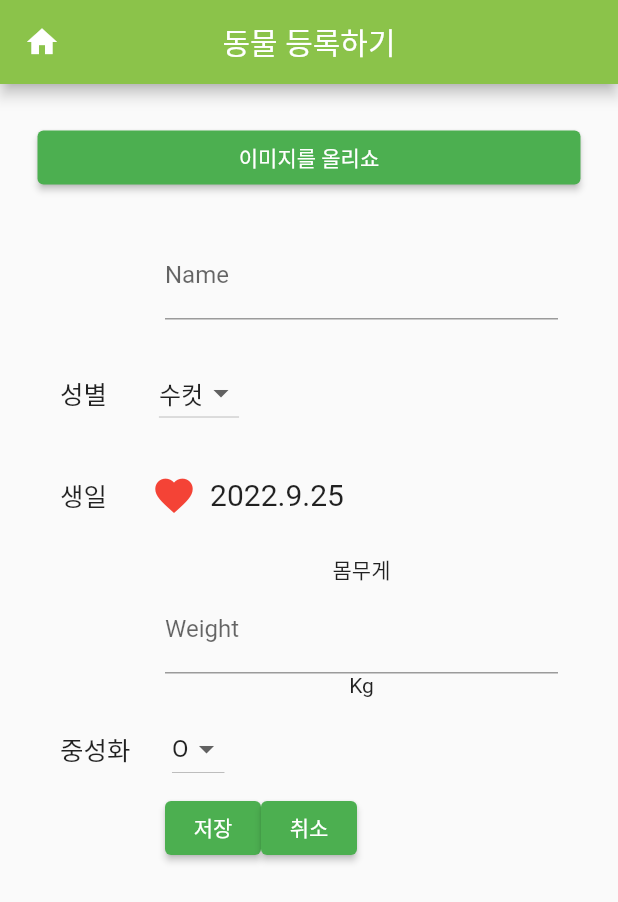
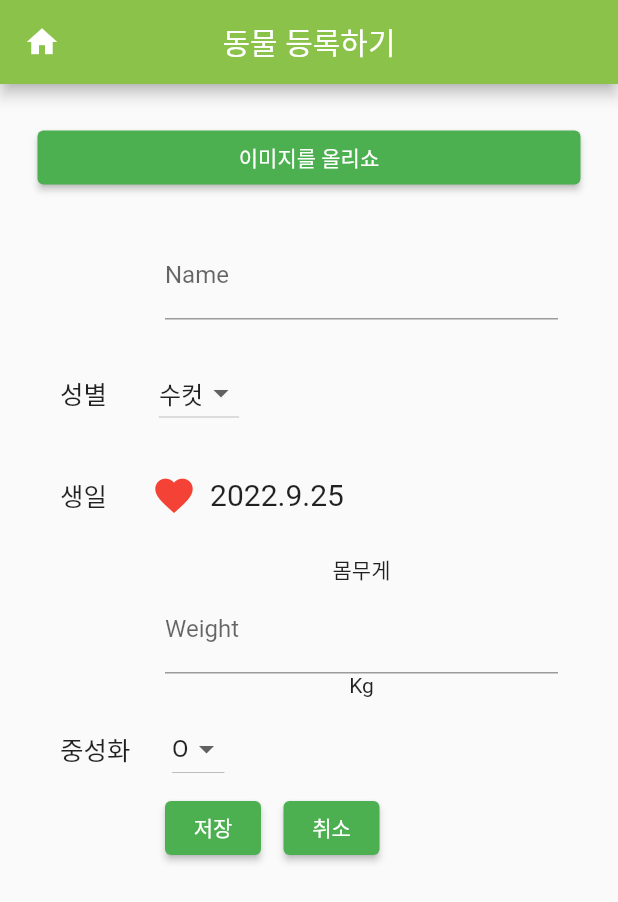
Before and after one commit to lsuinl/Ahri_manager, a Flutter app: the StartScreen screen opened directly, on a phone screen of 412 x 824 dp. Shown: the top 902 px of the screen. Run offline on Flutter 3.47's test engine with Material 2 defaults, Android fonts, the phone set to English and light mode, and no system bars; our stand-ins replace geolocator, google_maps_flutter, image_picker, webview_flutter.

Commit message:
before change StartScreen

```diff
--- a/lib/main.dart
+++ b/lib/main.dart
@@ -6,7 +6,7 @@ import 'package:ahri_manager/screen/home.dart';
 void main(){
   runApp(
     MaterialApp( //앱 스타일
-    home: HomeScreen() //
+    home: StartScreen() //
     ),
   );
 }
--- a/lib/screen/start.dart
+++ b/lib/screen/start.dart
@@ -229,13 +229,16 @@ class _StartScreenState extends State<StartScreen> {
                        */
                     },
                   ),
-                  ElevatedButton(
+                  Padding(
+                    padding: const EdgeInsets.only(left: 15.0),
+                    child: ElevatedButton(
                       child: const Text('취소'),
                       style: ButtonStyle(
                           backgroundColor: MaterialStateProperty.all(Colors.green)),
                       onPressed: () {
                         // 앱 종료 기능을 만들고 싶었어요.
                       },
+                    ),
                   ),
                 ],
               ),
```
Also changed, not shown: lib/screen/home.dart (+10 -2 lines). Lines whose indentation alone changed are shown as unchanged.
